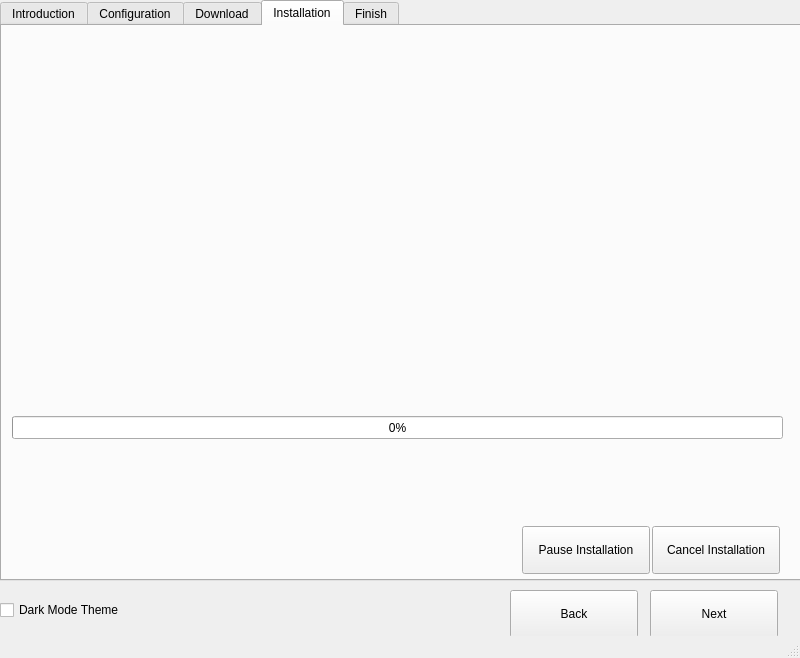
Qt form mainwindow.ui (WingsOfAltair/QtCPP-Installer) before a commit.
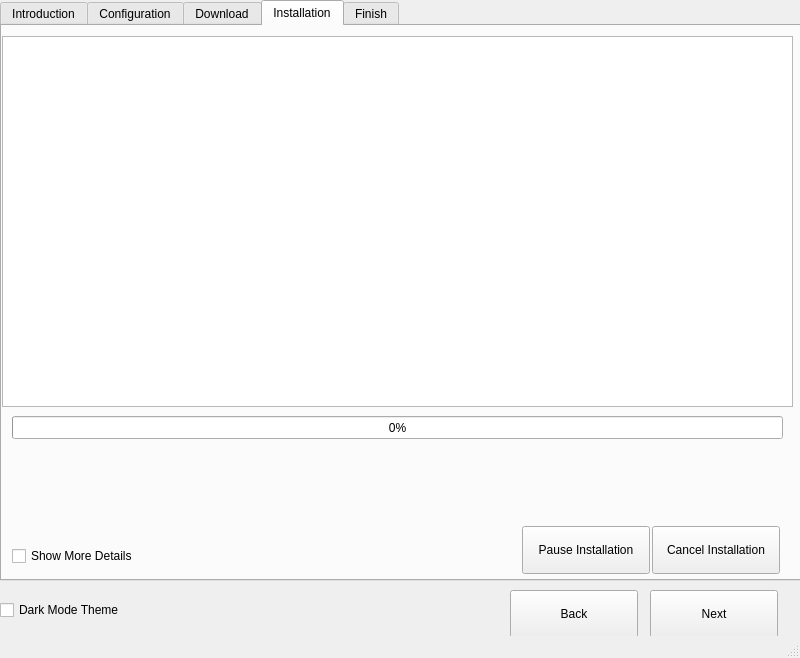
The same form after that commit. The open tabs and pages were chosen to show the change.

Commit message: Added archive installation file extraction log.

```diff
--- a/mainwindow.ui
+++ b/mainwindow.ui
@@ -315,6 +315,32 @@
           <string/>
          </property>
         </widget>
+        <widget class="QCheckBox" name="cbShowInstallationDetails">
+         <property name="geometry">
+          <rect>
+           <x>10</x>
+           <y>520</y>
+           <width>271</width>
+           <height>20</height>
+          </rect>
+         </property>
+         <property name="text">
+          <string>Show More Details</string>
+         </property>
+        </widget>
+        <widget class="QTextEdit" name="textEditInstallationLogs">
+         <property name="geometry">
+          <rect>
+           <x>0</x>
+           <y>10</y>
+           <width>791</width>
+           <height>371</height>
+          </rect>
+         </property>
+         <property name="readOnly">
+          <bool>true</bool>
+         </property>
+        </widget>
        </widget>
        <widget class="QWidget" name="Finish">
         <attribute name="title">
```
The commit also changes 2 other files.
